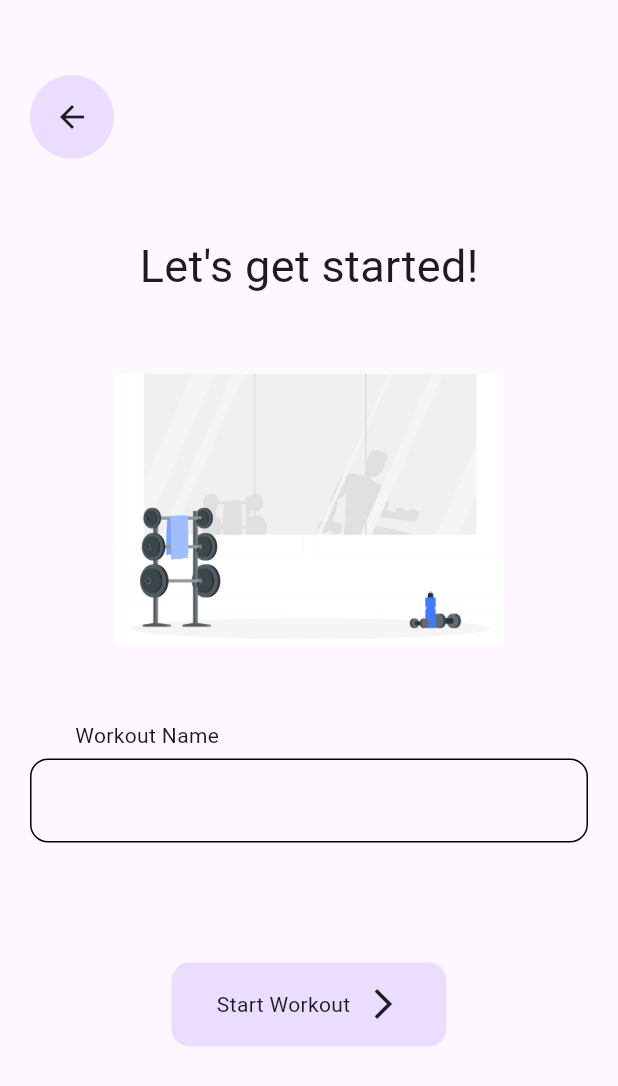
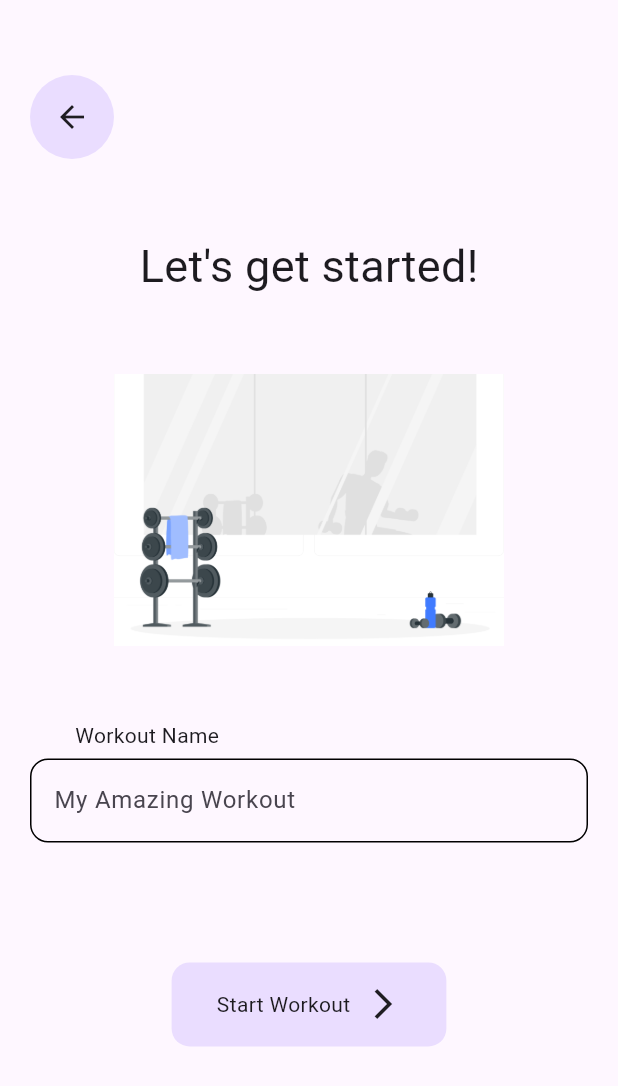
Before and after one commit to brandonxu360/simpleset_app_v2, a Flutter app: the NewWorkoutScreen screen opened directly, on a phone screen of 412 x 824 dp. Shown: the top 1086 px of the screen. Run offline on Flutter 3.47's test engine with Material 3 defaults, Android fonts, the phone set to English and light mode, and no system bars; our stand-ins replace flutter_heatmap_calendar, google_nav_bar, isar; accounts and stored records are empty; generated files the repository leaves out were written again.

Commit message:
Add hinttext to formfield in NewWorkoutScreen

```diff
--- a/lib/screens/new_workout_screen.dart
+++ b/lib/screens/new_workout_screen.dart
@@ -50,6 +50,7 @@ class NewWorkoutScreen extends StatelessWidget {
                       child: Text('Workout Name')),
                   TextFormField(
                     decoration: InputDecoration(
+                        hintText: 'My Amazing Workout',
                         focusedBorder: OutlineInputBorder(
                             borderRadius: BorderRadius.circular(12)),
                         enabledBorder: OutlineInputBorder(
```
